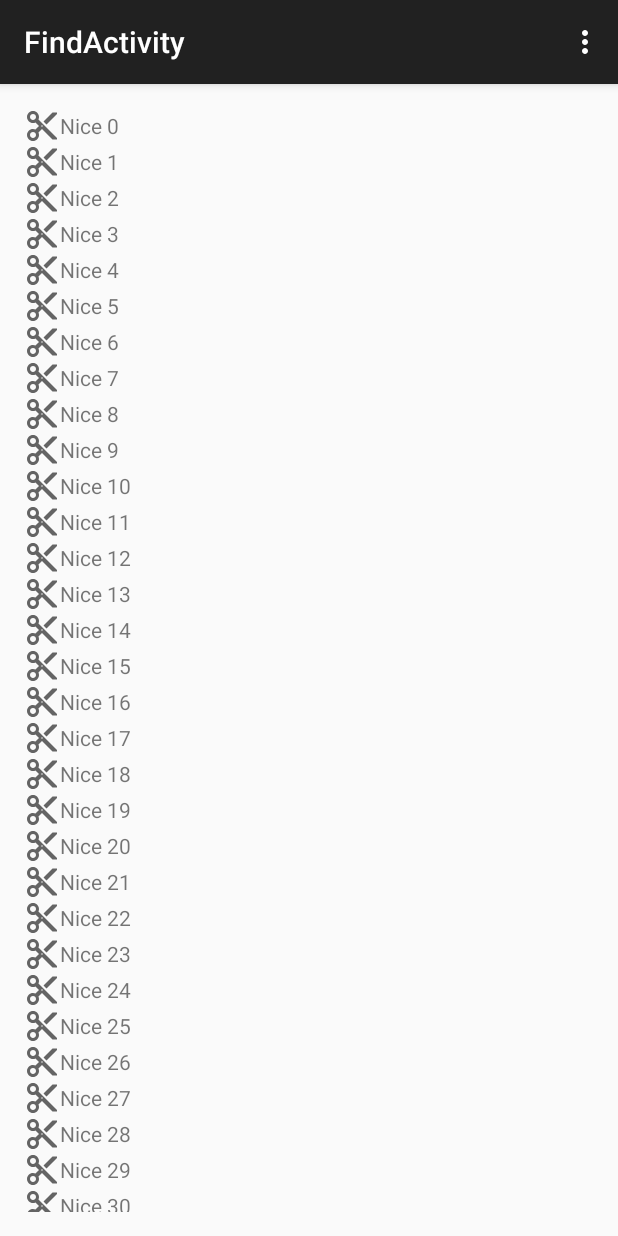
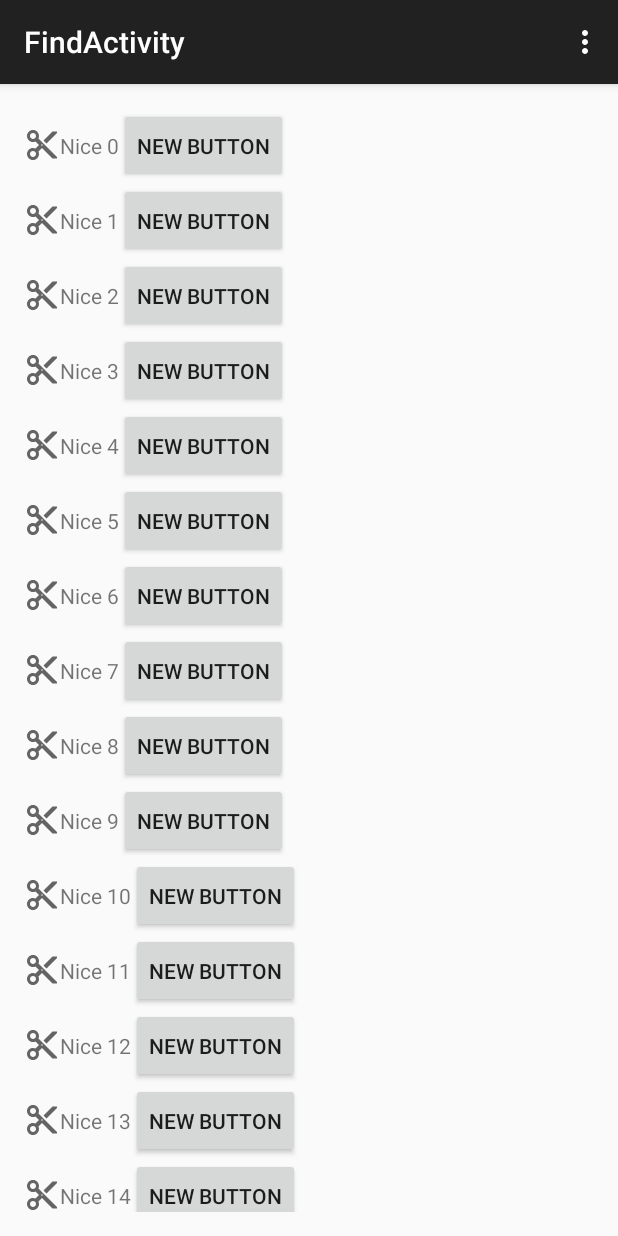
Before and after one commit to nwHacks-TeamHortons/nwhacks-app, an Android app: the ActivityFind screen opened directly, with no data from a screen before it, on a phone screen of 412 x 824 dp. Run offline under Robolectric (Android 15) with nearby library versions, the phone set to English and light mode, and no system bars.

Commit message:
added a button

```diff
--- a/app/src/main/res/layout/custom_row.xml
+++ b/app/src/main/res/layout/custom_row.xml
@@ -1,7 +1,8 @@
 <?xml version="1.0" encoding="utf-8"?>
 <LinearLayout xmlns:android="http://schemas.android.com/apk/res/android"
     android:orientation="horizontal" android:layout_width="match_parent"
-    android:layout_height="match_parent">
+    android:layout_height="match_parent"
+    android:id="@+id/rows_custom">
 
     <ImageView
         android:id="@+id/listIcon"
@@ -16,4 +17,12 @@
         android:layout_height="wrap_content"
         android:text="Dummy Text" />
 
+    <Button
+        style="?android:attr/buttonStyleSmall"
+        android:layout_width="wrap_content"
+        android:layout_height="50dp"
+        android:text="New Button"
+        android:id="@+id/button"
+        android:layout_gravity="center_vertical" />
+
 </LinearLayout>
--- a/app/src/main/res/layout/fragment_activity_find.xml
+++ b/app/src/main/res/layout/fragment_activity_find.xml
@@ -11,8 +11,7 @@
         android:id="@+id/challengeList"
         android:layout_width="match_parent"
         android:layout_height="wrap_content">
-
-    </android.support.v7.widget.RecyclerView>
+   </android.support.v7.widget.RecyclerView>
 
 
 </LinearLayout>
```
Also changed, not shown: 2 other files.
